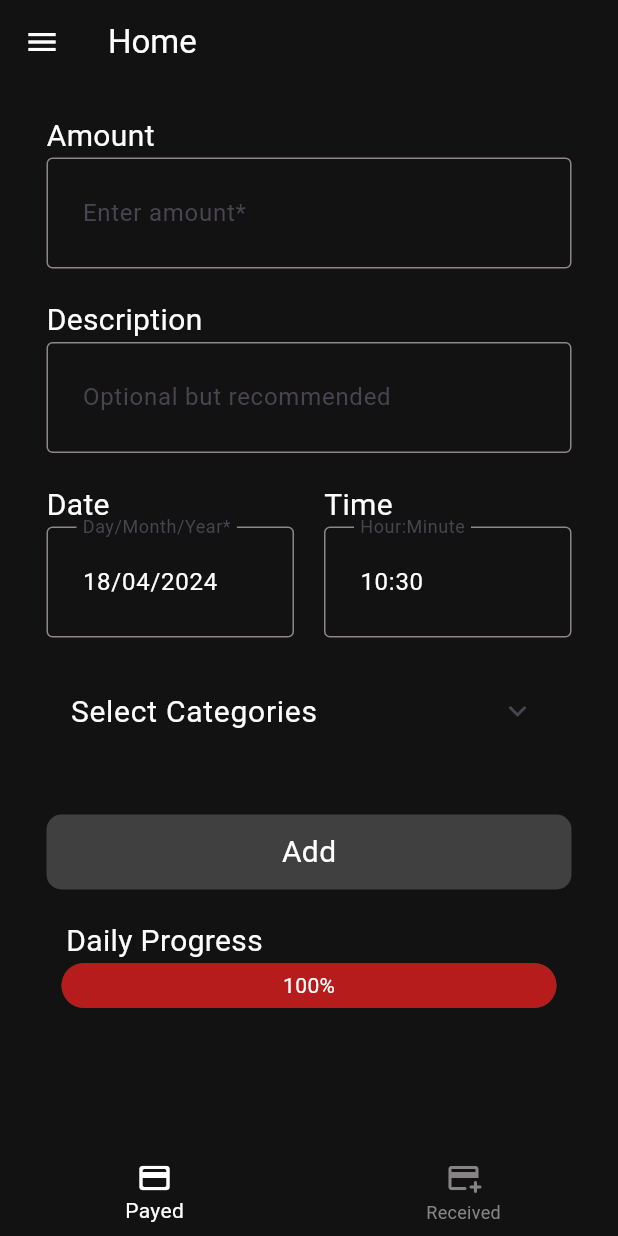
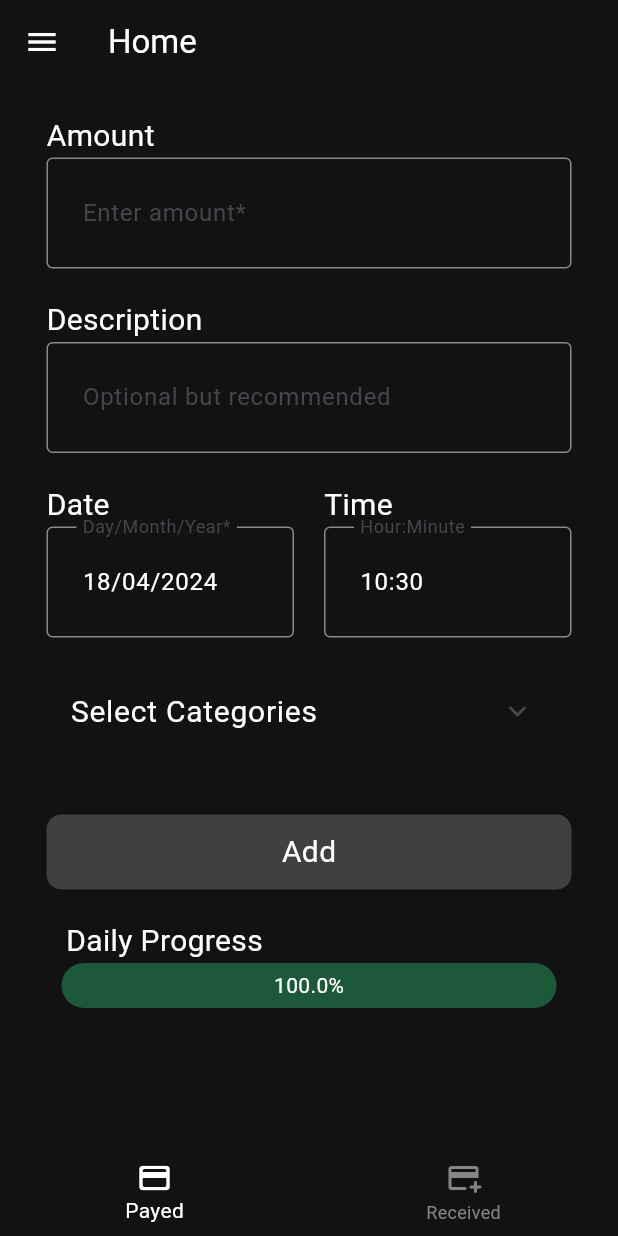
Before and after one commit to PioBasile/Lira, a Flutter app: the screen it shows once a user with an empty profile is signed in, on a phone screen of 412 x 824 dp. Run offline on Flutter 3.47's test engine with Material 3 defaults, Android fonts, the phone set to English and light mode, and no system bars; drawn by our look-alikes of percent_indicator; our stand-ins replace cloud_firestore, firebase_auth, firebase_core, pie_chart, table_calendar; missing offline and left inert: avoid_keyboard; accounts and stored records are empty.

Commit message:
idk, more bugs than fixes/features, shit is hard

```diff
--- a/lib/pages/payed.dart
+++ b/lib/pages/payed.dart
@@ -21,37 +21,8 @@ class _PayedState extends State<Payed> {
   final TextEditingController descriptionController = TextEditingController();
   final TextEditingController categoryController = TextEditingController();
   List<Map<String, dynamic>> _categories = [];
-
-  void _addPayment(BuildContext context) async {
-    double amount = double.tryParse(amountController.text) ?? 0.0;
-    String description = descriptionController.text;
-    DateTime date = DateFormat('dd/MM/yyyy').parse(dateController.text);
-    TimeOfDay time = TimeOfDay(
-        hour: int.parse(timeController.text.split(':')[0]),
-        minute: int.parse(timeController.text.split(':')[1]));
-    DateTime dateTime =
-        DateTime(date.year, date.month, date.day, time.hour, time.minute);
-
-    List selectedCategories = _categories.where((category) {
-      return category['isChecked'] == true;
-    }).map((category) {
-      return category['name'];
-    }).toList();
-
-    FireStoreService service = FireStoreService();
-    await service.updateOrCreateTransaction(
-        amount, description, dateTime, selectedCategories);
-    bool loaded = await loadAllData();
-    if (loaded) {
-      getEOM();
-    }
-
-    // ignore: use_build_context_synchronously
-    ScaffoldMessenger.of(context).showSnackBar(
-        const SnackBar(content: Text('Payment added successfully')));
-
-    _resetFormFields();
-  }
+  List<double> spentPerDay = [];
+  double maxSpending = 1;
 
   @override
   void initState() {
@@ -59,6 +30,10 @@ class _PayedState extends State<Payed> {
     dateController.text = DateFormat('dd/MM/yyyy').format(DateTime.now());
     timeController.text = DateFormat('HH:mm').format(DateTime.now());
     loadCategories();
+    double maxSpending = double.parse(getMaxSpendingDay());
+    if (maxSpending == 0) maxSpending = 1;
+    String today = DateFormat('dd/MM/yyyy').format(DateTime.now());
+    spentPerDay = getPaymentsInADay(today);
   }
 
   @override
@@ -67,17 +42,8 @@ class _PayedState extends State<Payed> {
     dateController.dispose();
     timeController.dispose();
     descriptionController.dispose();
+    categoryController.dispose();
     super.dispose();
-  }
-
-  void loadCategories() async {
-    List<String> categoriesFromDb = await getCategory();
-    setState(() {
-      // Convert List<String> to List<Map<String, dynamic>>
-      _categories = categoriesFromDb
-          .map((category) => {'name': category, 'isChecked': false})
-          .toList();
-    });
   }
 
   @override
@@ -195,10 +161,15 @@ class _PayedState extends State<Payed> {
                           style: TextStyle(color: Colors.white, fontSize: 20))),
                   LinearPercentIndicator(
                     width: 350.0,
-                    percent: 1.0,
+                    percent: maxSpending > 0
+                        ? getSpentPerDay() / maxSpending
+                        : 0,
+                    animation: true,
+                    animationDuration: 1000,
                     lineHeight: 30,
-                    center: const Text("100%",
-                        style: TextStyle(color: Colors.white)),
+                    center: Text(
+                        "${((getSpentPerDay() / maxSpending > 0 ? maxSpending : 1) * 100).toStringAsFixed(1)}%",
+                        style: const TextStyle(color: Colors.white)),
                     backgroundColor: const Color.fromARGB(255, 29, 88, 56),
                     progressColor: Colors.red[900],
                     barRadius: const Radius.circular(15),
@@ -206,6 +177,44 @@ class _PayedState extends State<Payed> {
                 ],
               )),
         ));
+  }
+
+  void _addPayment(BuildContext context) async {
+    double amount = double.tryParse(amountController.text) ?? 0.0;
+    String description = descriptionController.text;
+    DateTime date = DateFormat('dd/MM/yyyy').parse(dateController.text);
+    TimeOfDay time = TimeOfDay(
+        hour: int.parse(timeController.text.split(':')[0]),
+        minute: int.parse(timeController.text.split(':')[1]));
+    DateTime dateTime =
+        DateTime(date.year, date.month, date.day, time.hour, time.minute);
+
+    List selectedCategories = _categories.where((category) {
+      return category['isChecked'] == true;
+    }).map((category) {
+      return category['name'];
+    }).toList();
+
+    FireStoreService service = FireStoreService();
+    await service.updateOrCreateTransaction(
+        amount, description, dateTime, selectedCategories);
+    bool loaded = await loadAllData();
+    if (loaded) {
+      getEOM();
+    }
+
+    // ignore: use_build_context_synchronously
+    ScaffoldMessenger.of(context).showSnackBar(
+        const SnackBar(content: Text('Payment added successfully')));
+    _resetFormFields();
+  }
+
+  double getSpentPerDay() {
+    double spent = 0;
+    for (int i = 0; i < spentPerDay.length; i++) {
+      spent += spentPerDay[i];
+    }
+    return spent;
   }
 
   Future<List<String>> getCategory() async {
@@ -226,4 +235,20 @@ class _PayedState extends State<Payed> {
       }).toList();
     });
   }
+
+  void loadCategories() async {
+    List<String> categoriesFromDb = await getCategory();
+    setState(() {
+      // Convert List<String> to List<Map<String, dynamic>>
+      _categories = categoriesFromDb
+          .map((category) => {'name': category, 'isChecked': false})
+          .toList();
+    });
+  }
+
+  String getMaxSpendingDay() {
+    infoAll = getInfo();
+    String maxSpending = infoAll['maxSpendPerDay']?.toString() ?? '0';
+    return maxSpending;
+  }
 }
--- a/lib/services/calculations/calculations.dart
+++ b/lib/services/calculations/calculations.dart
@@ -146,6 +146,16 @@ double getEOM() {
 }
 
 // Calculate each day how much was spent
+List<double> getPaymentsInADay(String day) {
+  List<double> paymentsInADay = [];
+  for (int i = 0; i < paymentsAll.length; i++) {
+    DateTime date = paymentsAll[i]['timestamp'].toDate();
+    if (date.day.toString() == day) {
+      paymentsInADay.add(paymentsAll[i]['amount']);
+    }
+  }
+  return paymentsInADay;
+}
 
 List<Map<int, double>> spentPerDayInMonth(String month) {
   List<Map<int, double>> spentPerDay = [];
@@ -188,6 +198,34 @@ List<Map<int, double>> spentPerDayInMonth(String month) {
           (spentPerDay[day - 1][day] ?? 0) + payment['date'];
     }
   }
-
   return spentPerDay;
 }
+
+//-------------------------------BANK AMOUNT--------------------------------
+double syncBankAmountToDay(String day, String month) {
+  double amountBankDouble = double.parse(amountBank);
+
+  getPaymentsInADay(day).forEach((element) {
+    amountBankDouble -= element;
+  });
+
+  List<Map<String, dynamic>> reccuringPayments = getRecurringPaymentsForMonth();
+  for (var element in reccuringPayments) {
+    DateTime date = element['date'].toDate();
+    if (date.day.toString() == day) {
+      amountBankDouble -= element['amount'];
+    }
+  }
+
+  List<Map<String, dynamic>> receivedPayments =
+      getReceivedPaymentsForMonth(month);
+  for (var element in receivedPayments) {
+    DateTime date = element['timestamp'].toDate();
+    if (date.day.toString() == day) {
+      amountBankDouble += element['amount'];
+    }
+  }
+
+
+  return amountBankDouble;
+}
```
Also changed, not shown: lib/main.dart (+7 -0 lines), lib/pages/firsttime.dart (+7 -1 lines), lib/pages/profile.dart (+11 -11 lines), lib/services/database/firestore.dart (+11 -0 lines).
